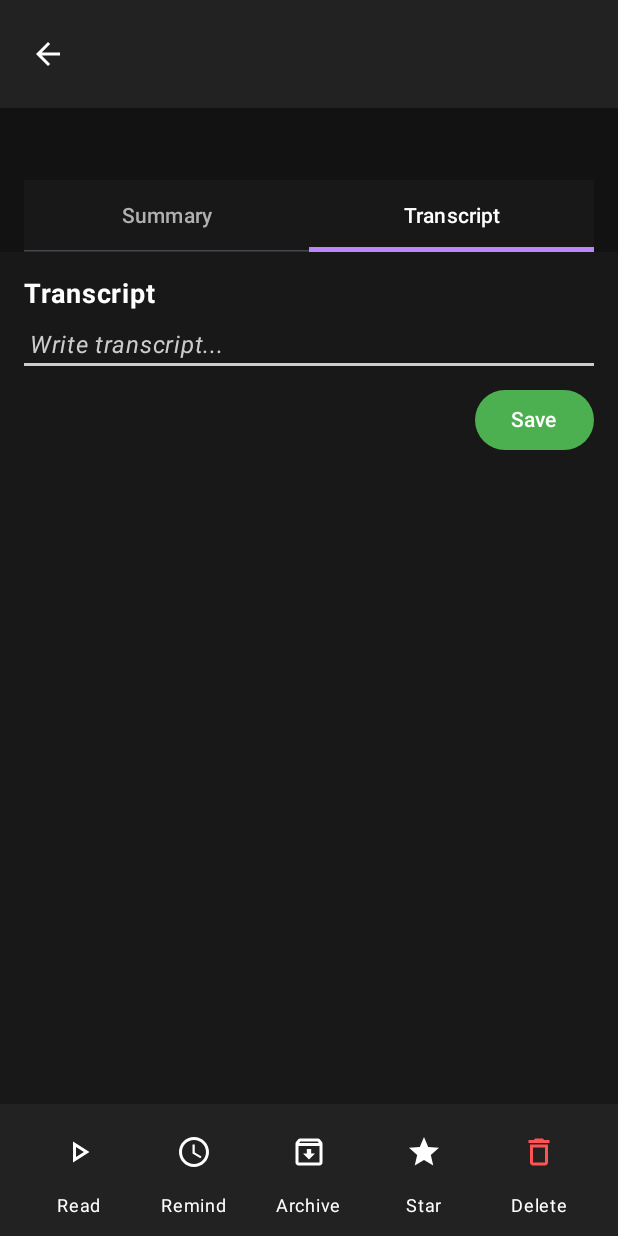
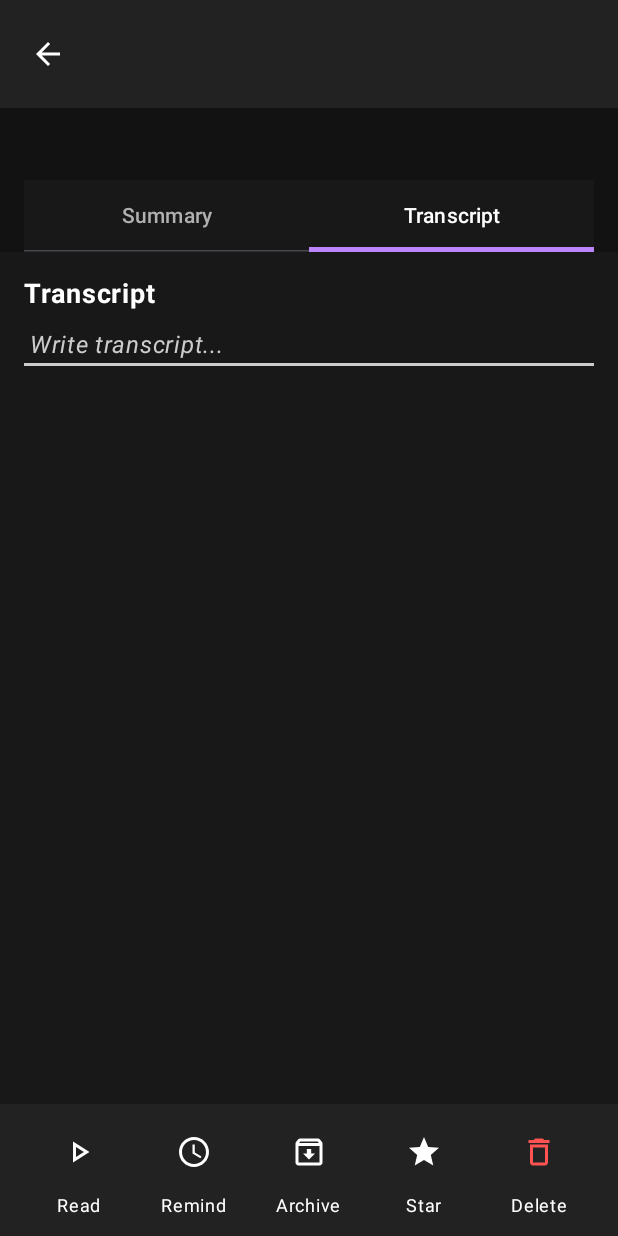
Before and after one commit to SekeNikola/EchoNote, an Android app built with Jetpack Compose: the composable NoteDetailScreen called with empty values, tab 2 chosen, on a phone screen of 412 x 824 dp. Run offline under Robolectric (Android 15) with nearby library versions, the phone set to English and light mode, and no system bars; our stand-ins replace livedata-compose.

Commit message:
UI: Show 'Save changes' button in summary tab only when there are edits, matching transcript tab behavior

```diff
--- a/app/src/main/java/com/example/app/ui/NoteDetailScreen.kt
+++ b/app/src/main/java/com/example/app/ui/NoteDetailScreen.kt
@@ -303,6 +303,23 @@ fun NoteDetailScreen(
                                     }
                                     Spacer(modifier = Modifier.height(8.dp))
                                     // Save both text and tasks as JSON
+                                    val originalSummaryText = remember(note?.snippet) {
+                                        try {
+                                            val json = org.json.JSONObject(note?.snippet ?: "")
+                                            json.optString("text", "")
+                                        } catch (e: Exception) { note?.snippet ?: "" }
+                                    }
+                                    val originalTasks = remember(note?.snippet) {
+                                        try {
+                                            val json = org.json.JSONObject(note?.snippet ?: "")
+                                            if (json.has("tasks")) {
+                                                val arr = json.getJSONArray("tasks")
+                                                List(arr.length()) { arr.getString(it) }
+                                            } else emptyList()
+                                        } catch (e: Exception) { emptyList<String>() }
+                                    }
+                                    val hasSummaryChanges = editableText != originalSummaryText || editableTasks != originalTasks
+                                    if (hasSummaryChanges) {
                                         Button(onClick = {
                                             note?.let { n ->
                                                 val json = JSONObject()
@@ -316,7 +333,8 @@ fun NoteDetailScreen(
                                                 }
                                             }
                                         }, colors = ButtonDefaults.buttonColors(containerColor = Color(0xFF4CAF50))) {
-                                        Text("Save Summary & Tasks", color = Color.White)
+                                            Text("Save changes", color = Color.White)
+                                        }
                                     }
                                     // --- End: Mixed summary and checklist support ---
                                 }
@@ -367,6 +385,9 @@ fun NoteDetailScreen(
                                     var editableTranscript by remember { mutableStateOf(
                                         if (transcript.isNotBlank()) transcript else note?.transcript.orEmpty()
                                     ) }
+                                    val originalTranscript = remember(note?.transcript, transcript) {
+                                        if (transcript.isNotBlank()) transcript else note?.transcript.orEmpty()
+                                    }
                                     var isTranscriptFocused by remember { mutableStateOf(false) }
                                     Column(modifier = Modifier.fillMaxWidth()) {
                                         Box {
@@ -395,6 +416,8 @@ fun NoteDetailScreen(
                                         )
                                         Spacer(modifier = Modifier.height(12.dp))
                                         val coroutineScope = rememberCoroutineScope()
+                                        val hasChanges = editableTranscript != originalTranscript
+                                        if (hasChanges) {
                                             Button(
                                                 onClick = {
                                                     note?.let { n ->
@@ -418,7 +441,8 @@ fun NoteDetailScreen(
                                                 colors = ButtonDefaults.buttonColors(containerColor = Color(0xFF4CAF50)),
                                                 modifier = Modifier.align(Alignment.End)
                                             ) {
-                                            Text("Save", color = Color.White)
+                                                Text("Save changes", color = Color.White)
+                                            }
                                         }
                                     }
                                 }
```
Also changed, not shown: 138 other files. Lines whose indentation alone changed are shown as unchanged.
